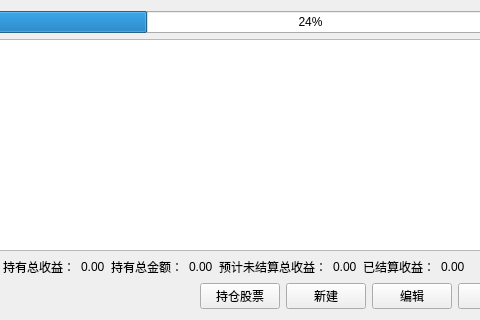
The window that src/ui/holding_tab.ui (Ginakira/Funder) describes before a commit, drawn with Qt 5; both pictures show x 116 to 596 and y 0 to 320 of the 751 by 320 pixel window.
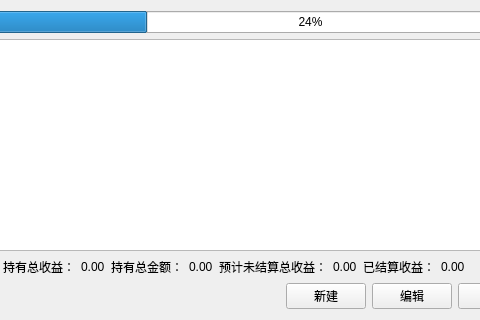
The same window after the commit.

Patch:
```diff
--- a/src/ui/holding_tab.ui
+++ b/src/ui/holding_tab.ui
@@ -160,13 +160,6 @@
        </property>
       </spacer>
      </item>
-     <item>
-      <widget class="QPushButton" name="stock_holdings_button">
-       <property name="text">
-        <string>持仓股票</string>
-       </property>
-      </widget>
-     </item>
      <item>
       <widget class="QPushButton" name="new_button">
        <property name="text">
```
